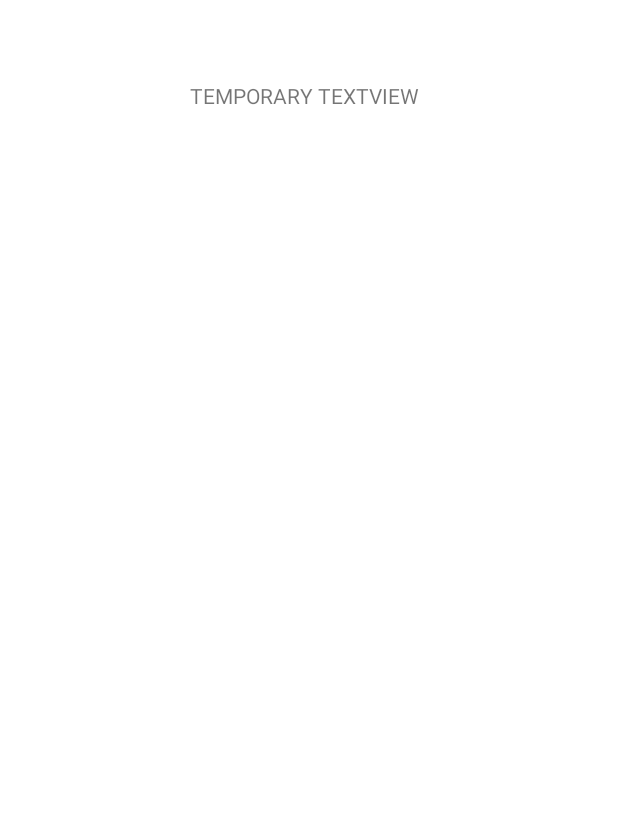
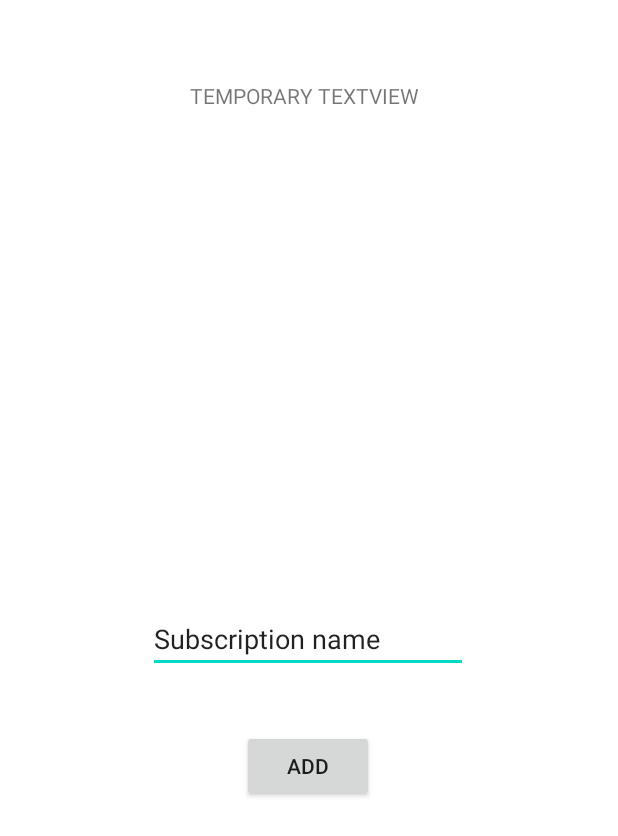
Before and after one commit to Vavuz/Clever, an Android app: the AddExpense screen opened directly, with no data from a screen before it, on a phone screen of 412 x 824 dp. Before the commit the part shown is almost empty. Shown: the top 836 px of the screen. Run offline under Robolectric (Android 15) with nearby library versions, the phone set to English and light mode, and no system bars.

Commit message:
Add Expense class and test button in add_expense layout.

```diff
--- a/app/src/main/res/layout/add_expense.xml
+++ b/app/src/main/res/layout/add_expense.xml
@@ -8,10 +8,38 @@
     <TextView
         android:id="@+id/textView"
         android:layout_width="159dp"
-        android:layout_height="64dp"
+        android:layout_height="0dp"
         android:layout_marginTop="54dp"
+        android:layout_marginBottom="193dp"
         android:text="TEMPORARY TEXTVIEW"
+        app:layout_constraintBottom_toTopOf="@+id/expense_name"
         app:layout_constraintEnd_toEndOf="parent"
         app:layout_constraintStart_toStartOf="parent"
         app:layout_constraintTop_toTopOf="parent" />
+
+    <Button
+        android:id="@+id/add"
+        android:layout_width="wrap_content"
+        android:layout_height="wrap_content"
+        android:layout_marginBottom="289dp"
+        android:text="Add"
+        app:layout_constraintBottom_toBottomOf="parent"
+        app:layout_constraintEnd_toEndOf="parent"
+        app:layout_constraintHorizontal_bias="0.498"
+        app:layout_constraintStart_toStartOf="parent"
+        app:layout_constraintTop_toBottomOf="@+id/expense_name" />
+
+    <EditText
+        android:id="@+id/expense_name"
+        android:layout_width="wrap_content"
+        android:layout_height="wrap_content"
+        android:layout_marginBottom="38dp"
+        android:ems="10"
+        android:inputType="textPersonName"
+        android:text="Subscription name"
+        app:layout_constraintBottom_toTopOf="@+id/add"
+        app:layout_constraintEnd_toEndOf="parent"
+        app:layout_constraintHorizontal_bias="0.497"
+        app:layout_constraintStart_toStartOf="parent"
+        app:layout_constraintTop_toBottomOf="@+id/textView" />
 </androidx.constraintlayout.widget.ConstraintLayout>
```
Also changed, not shown: app/src/main/java/com/example/clever/Expense.java (added, +45 -0 lines).
